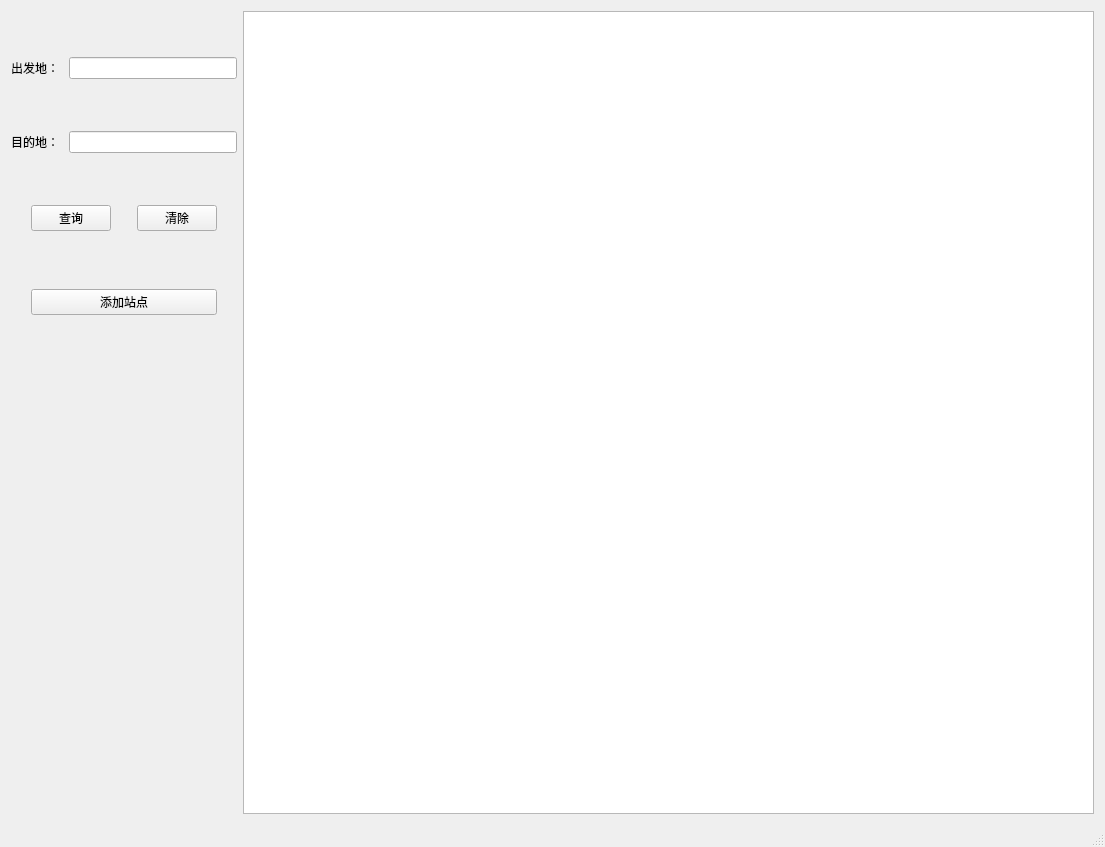
kagaya85/ShanghaiMetro, file ShanghaiMetro/ShanghaiMetro.ui: the form before one commit.
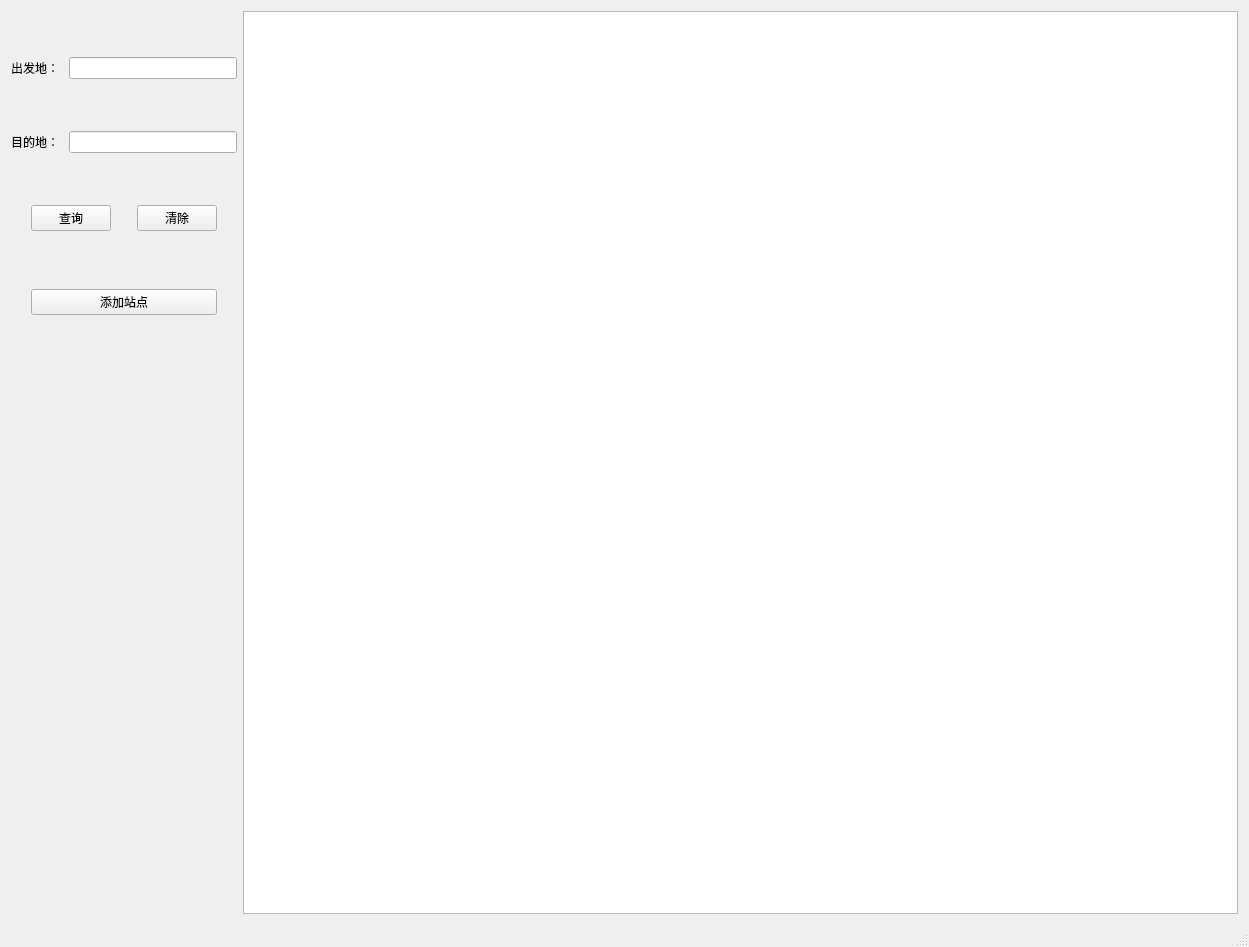
The form after the commit.

```diff
--- a/ShanghaiMetro/ShanghaiMetro.ui
+++ b/ShanghaiMetro/ShanghaiMetro.ui
@@ -6,8 +6,8 @@
    <rect>
     <x>0</x>
     <y>0</y>
-    <width>1105</width>
-    <height>847</height>
+    <width>1249</width>
+    <height>947</height>
    </rect>
   </property>
   <property name="windowTitle">
@@ -159,8 +159,8 @@
       </property>
       <property name="minimumSize">
        <size>
-        <width>800</width>
-        <height>800</height>
+        <width>900</width>
+        <height>900</height>
        </size>
       </property>
      </widget>
```
Left out of the diff: 2 changed lines with no effect on the pictures.
